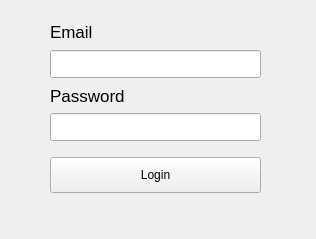
Old version of the form src/login/login.ui in the repository animeshdhakal/TimeTrackerApp.
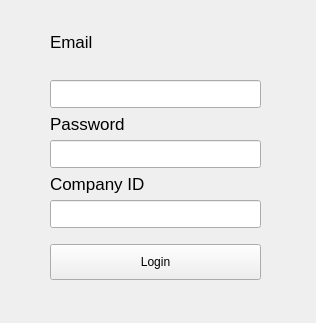
New version of the form.

What changed in the file:
```diff
--- a/src/login/login.ui
+++ b/src/login/login.ui
@@ -10,7 +10,7 @@
     <x>0</x>
     <y>0</y>
     <width>316</width>
-    <height>239</height>
+    <height>323</height>
    </rect>
   </property>
   <property name="font">
@@ -37,13 +37,13 @@
    <bool>true</bool>
   </property>
   <widget class="QWidget" name="centralwidget">
-   <widget class="QWidget" name="">
+   <widget class="QWidget" name="layoutWidget">
     <property name="geometry">
      <rect>
       <x>50</x>
-      <y>20</y>
+      <y>10</y>
       <width>211</width>
-      <height>173</height>
+      <height>270</height>
      </rect>
     </property>
     <layout class="QVBoxLayout" name="verticalLayout_4">
@@ -99,8 +99,41 @@
              <kerning>false</kerning>
             </font>
            </property>
+           <property name="echoMode">
+            <enum>QLineEdit::Password</enum>
+           </property>
           </widget>
          </item>
+         <item>
+          <layout class="QVBoxLayout" name="verticalLayout_5">
+           <item>
+            <widget class="QLabel" name="label_3">
+             <property name="font">
+              <font>
+               <pointsize>13</pointsize>
+               <kerning>false</kerning>
+              </font>
+             </property>
+             <property name="text">
+              <string>Company ID</string>
+             </property>
+            </widget>
+           </item>
+           <item>
+            <widget class="QLineEdit" name="company_id">
+             <property name="font">
+              <font>
+               <pointsize>13</pointsize>
+               <kerning>false</kerning>
+              </font>
+             </property>
+             <property name="echoMode">
+              <enum>QLineEdit::Normal</enum>
+             </property>
+            </widget>
+           </item>
+          </layout>
+         </item>
         </layout>
        </item>
       </layout>
```
Left out of the diff: 2 changed lines with no effect on the pictures.
